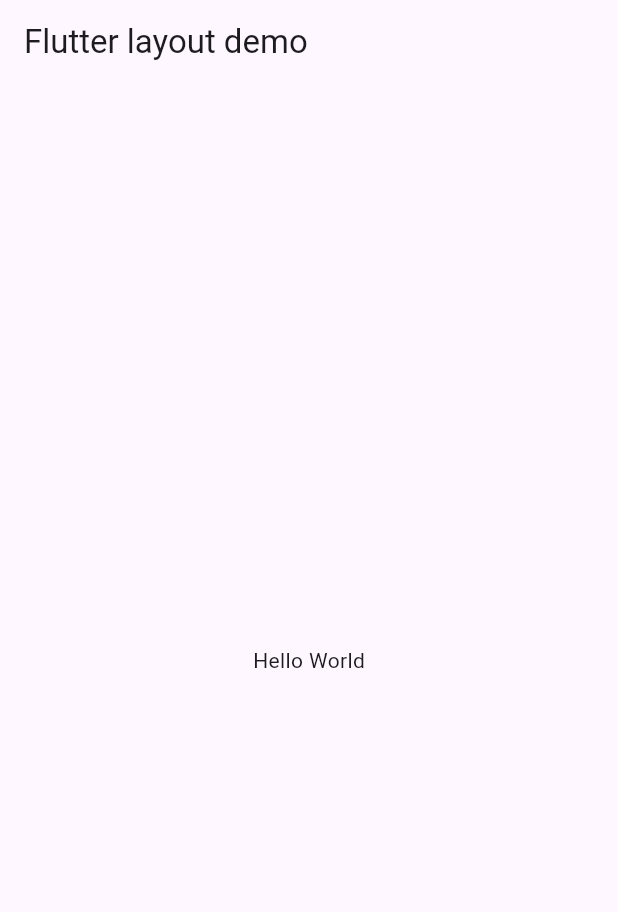
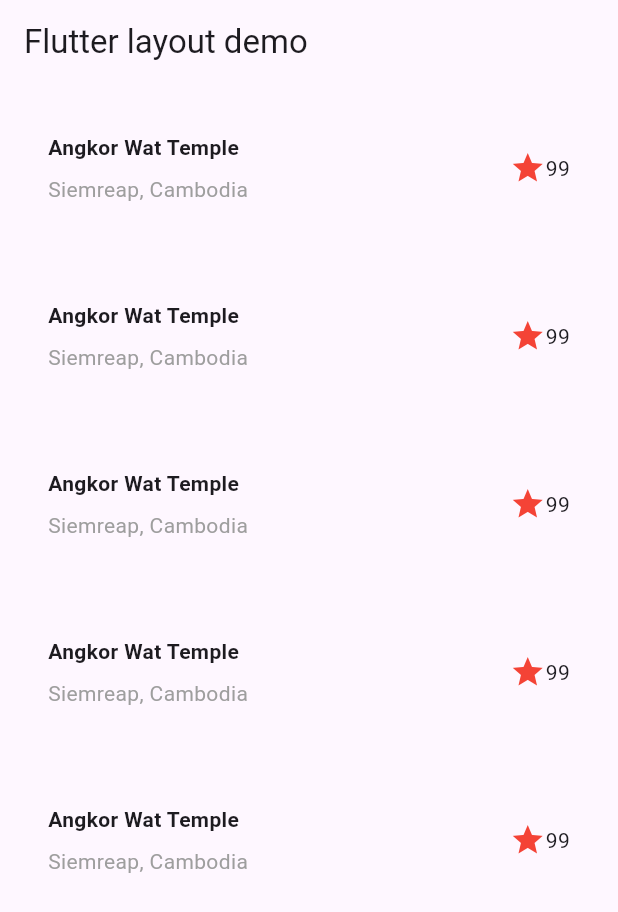
Before and after one commit to OukSaksith/learn_app, a Flutter app: the screen it shows after launch, on a phone screen of 412 x 824 dp. Shown: the top 912 px of the screen. Run offline on Flutter 3.47's test engine with Material 3 defaults, Android fonts, the phone set to English and light mode, and no system bars.

Commit message:
body using SingleChildScrollView

```diff
--- a/lib/main.dart
+++ b/lib/main.dart
@@ -3,6 +3,7 @@ import 'package:flutter/material.dart';
 void main() {
   runApp(const MyApp());
 }
+
 class MyApp extends StatelessWidget {
   const MyApp({super.key});
 
@@ -13,10 +14,69 @@ class MyApp extends StatelessWidget {
       title: appTitle,
       home: Scaffold(
         appBar: AppBar(title: const Text(appTitle)),
-        body: const Center(
-          child: Text('Hello World'),
+        body: const SingleChildScrollView(
+          child: Column(
+            children: [
+              TitleSection(
+                name: 'Angkor Wat Temple',
+                location: 'Siemreap, Cambodia',
+              ),
+              TitleSection(
+                name: 'Angkor Wat Temple',
+                location: 'Siemreap, Cambodia',
+              ),
+              TitleSection(
+                name: 'Angkor Wat Temple',
+                location: 'Siemreap, Cambodia',
+              ),
+              TitleSection(
+                name: 'Angkor Wat Temple',
+                location: 'Siemreap, Cambodia',
+              ),
+              TitleSection(
+                name: 'Angkor Wat Temple',
+                location: 'Siemreap, Cambodia',
+              ),
+            ],
+
+          ),
         ),
       ),
     );
   }
 }
+
+class TitleSection extends StatelessWidget {
+  const TitleSection({super.key, required this.name, required this.location});
+
+  final String name;
+  final String location;
+
+  @override
+  Widget build(BuildContext context) {
+    return Padding(
+      padding: const EdgeInsets.all(32),
+      child: Row(
+        children: [
+          Expanded(
+            child: Column(
+              crossAxisAlignment: CrossAxisAlignment.start,
+              children: [
+                Padding(
+                  padding: const EdgeInsets.only(bottom: 8),
+                  child: Text(
+                    name,
+                    style: const TextStyle(fontWeight: FontWeight.bold),
+                  ),
+                ),
+                Text(location, style: TextStyle(color: Colors.grey[500])),
+              ],
+            ),
+          ),
+          Icon(Icons.star, color: Colors.red[500]),
+          const Text('99'),
+        ],
+      ),
+    );
+  }
+}
```
